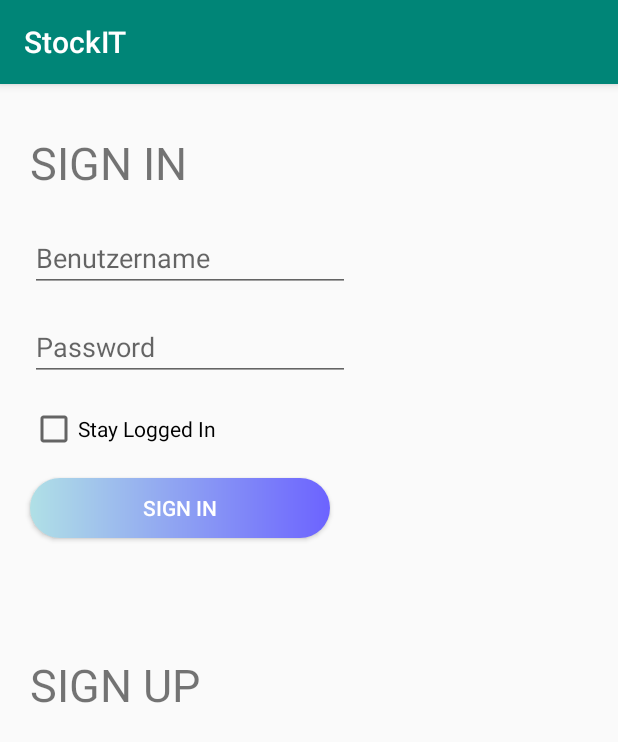
After one commit to Schu5ter/Projekt-App-Schule, an Android app: the SignUp screen opened directly, with no data from a screen before it, on a phone screen of 412 x 824 dp. The commit adds this screen. Shown: the top 742 px of the screen. Run offline under Robolectric (Android 15) with nearby library versions, the phone set to English and light mode, and no system bars.

Commit message:
Added intent on button Click and Activity change

```diff
--- a/app/src/main/AndroidManifest.xml
+++ b/app/src/main/AndroidManifest.xml
@@ -9,7 +9,8 @@
         android:roundIcon="@mipmap/ic_launcher_round"
         android:supportsRtl="true"
         android:theme="@style/AppTheme">
-        <activity android:name=".Act2"></activity>
+        <activity android:name=".SignUp"></activity>
+        <activity android:name=".Act2" />
         <activity android:name=".MainActivity">
             <intent-filter>
                 <action android:name="android.intent.action.MAIN" />
--- /dev/null
+++ b/app/src/main/java/com/example/stockit/Authentification.java
@@ -0,0 +1,5 @@
+package com.example.stockit;
+
+public class Authentification {
+
+}
--- a/app/src/main/java/com/example/stockit/MainActivity.java
+++ b/app/src/main/java/com/example/stockit/MainActivity.java
@@ -2,7 +2,9 @@ package com.example.stockit;
 
 import androidx.appcompat.app.AppCompatActivity;
 
+import android.content.Intent;
 import android.os.Bundle;
+import android.view.View;
 
 public class MainActivity extends AppCompatActivity {
 
@@ -11,4 +13,15 @@ public class MainActivity extends AppCompatActivity {
         super.onCreate(savedInstanceState);
         setContentView(R.layout.activity_main);
     }
+
+    public void toSignUp (View view ){
+        Intent intent = new Intent(this,SignUp.class);
+        startActivity(intent);
+
+    }
+
+
+
+
+
 }
--- /dev/null
+++ b/app/src/main/java/com/example/stockit/SignUp.java
@@ -0,0 +1,19 @@
+package com.example.stockit;
+
+import androidx.appcompat.app.AppCompatActivity;
+
+import android.content.Intent;
+import android.os.Bundle;
+
+public class SignUp extends AppCompatActivity {
+
+    @Override
+    protected void onCreate(Bundle savedInstanceState) {
+        super.onCreate(savedInstanceState);
+        setContentView(R.layout.activity_sign_up);
+
+        Intent intent = getIntent();
+
+    }
+
+}
--- a/app/src/main/res/drawable/costum_buttons.xml
+++ b/app/src/main/res/drawable/costum_buttons.xml
@@ -1,6 +1,6 @@
 <?xml version="1.0" encoding="utf-8"?>
 <shape xmlns:android="http://schemas.android.com/apk/res/android" android:shape="rectangle">
 
-    <gradient android:startColor="#b0e0e6" android:endColor="#55b4da"></gradient>
+    <gradient android:startColor="#b0e0e6" android:endColor="#6c63ff"></gradient>
     <corners android:radius="50dp"></corners>
 </shape>
--- /dev/null
+++ b/app/src/main/res/drawable/logo.xml
@@ -0,0 +1,4 @@
+<?xml version="1.0" encoding="utf-8"?>
+<selector xmlns:android="http://schemas.android.com/apk/res/android">
+
+</selector>
--- a/app/src/main/res/layout/activity_main.xml
+++ b/app/src/main/res/layout/activity_main.xml
@@ -24,53 +24,36 @@
         app:layout_constraintTop_toBottomOf="@+id/btn_signUp"
         app:layout_constraintVertical_bias="0.095" />
 
+
     <Button
         android:id="@+id/btn_signUp"
         android:layout_width="250dp"
         android:layout_height="60dp"
         android:layout_marginStart="24dp"
-        android:layout_marginTop="508dp"
+        android:layout_marginTop="448dp"
         android:layout_marginEnd="24dp"
         android:background="@drawable/costum_buttons"
         android:gravity="center"
+        android:onClick="toSignUp"
         android:text="@string/sign_up"
         android:textColor="#ffffff"
         app:layout_constraintEnd_toEndOf="parent"
-        app:layout_constraintHorizontal_bias="0.544"
+        app:layout_constraintHorizontal_bias="0.504"
         app:layout_constraintStart_toStartOf="parent"
         app:layout_constraintTop_toTopOf="parent" />
 
     <TextView
         android:id="@+id/tv-titelStart"
-        android:layout_width="wrap_content"
-        android:layout_height="wrap_content"
-        android:layout_marginStart="20dp"
-        android:layout_marginTop="180dp"
-        android:layout_marginEnd="20dp"
-        android:layout_marginBottom="261dp"
+        android:layout_width="250dp"
+        android:layout_height="60dp"
         android:gravity="center"
         android:text="@string/titel"
         android:textSize="50sp"
         app:layout_constraintBottom_toTopOf="@+id/btn_signUp"
         app:layout_constraintEnd_toEndOf="parent"
+        app:layout_constraintHorizontal_bias="0.496"
         app:layout_constraintStart_toStartOf="parent"
         app:layout_constraintTop_toTopOf="parent"
-        app:layout_constraintVertical_bias="1.0" />
-
-    <TextView
-        android:id="@+id/textView2"
-        android:layout_width="200dp"
-        android:layout_height="60dp"
-        android:layout_marginStart="20dp"
-        android:layout_marginEnd="20dp"
-        android:gravity="center"
-        android:text="@string/titel_unterschrift"
-        android:textSize="25sp"
-        app:layout_constraintBottom_toBottomOf="parent"
-        app:layout_constraintEnd_toEndOf="parent"
-        app:layout_constraintHorizontal_bias="0.497"
-        app:layout_constraintStart_toStartOf="parent"
-        app:layout_constraintTop_toTopOf="parent"
-        app:layout_constraintVertical_bias="0.448" />
+        app:layout_constraintVertical_bias="0.912" />
 
 </androidx.constraintlayout.widget.ConstraintLayout>
--- /dev/null
+++ b/app/src/main/res/layout/activity_sign_up.xml
@@ -0,0 +1,103 @@
+<?xml version="1.0" encoding="utf-8"?>
+<androidx.constraintlayout.widget.ConstraintLayout xmlns:android="http://schemas.android.com/apk/res/android"
+    xmlns:app="http://schemas.android.com/apk/res-auto"
+    xmlns:tools="http://schemas.android.com/tools"
+    android:layout_width="match_parent"
+    android:layout_height="match_parent"
+    tools:context=".SignUp">
+
+
+    <TextView
+        android:id="@+id/tv_signIn"
+        android:layout_width="250dp"
+        android:layout_height="50dp"
+        android:layout_marginStart="20dp"
+        android:layout_marginTop="32dp"
+        android:text="@string/sign_in"
+        android:textSize="30sp"
+        app:layout_constraintStart_toStartOf="parent"
+        app:layout_constraintTop_toTopOf="parent" />
+
+    <TextView
+        android:id="@+id/tv_signUp"
+        android:layout_width="250dp"
+        android:layout_height="50dp"
+        android:layout_marginStart="20dp"
+        android:layout_marginTop="340dp"
+        android:text="@string/sign_up"
+        android:textSize="30sp"
+        app:layout_constraintBottom_toBottomOf="parent"
+        app:layout_constraintEnd_toEndOf="parent"
+        app:layout_constraintHorizontal_bias="0.0"
+        app:layout_constraintStart_toStartOf="parent"
+        app:layout_constraintTop_toTopOf="parent"
+        app:layout_constraintVertical_bias="0.105" />
+
+    <EditText
+        android:id="@+id/et_usernameSignIn"
+        android:layout_width="wrap_content"
+        android:layout_height="wrap_content"
+        android:layout_marginStart="20dp"
+        android:layout_marginTop="650dp"
+        android:ems="10"
+        android:hint="@string/userName"
+        android:inputType="textPersonName"
+        app:layout_constraintBottom_toTopOf="@+id/et_password"
+        app:layout_constraintStart_toStartOf="parent"
+        app:layout_constraintTop_toBottomOf="@+id/tv_signIn"
+        app:layout_constraintVertical_bias="0.47" />
+
+    <EditText
+        android:id="@+id/et_usernameSignUp"
+        android:layout_width="wrap_content"
+        android:layout_height="wrap_content"
+        android:layout_marginStart="20dp"
+        android:ems="10"
+        android:hint="@string/userName"
+        android:inputType="textPersonName"
+        app:layout_constraintBottom_toTopOf="@+id/et_password"
+        app:layout_constraintStart_toStartOf="parent"
+        app:layout_constraintTop_toBottomOf="@+id/tv_signIn"
+        app:layout_constraintVertical_bias="0.458" />
+
+
+
+    <EditText
+        android:id="@+id/et_password"
+        android:layout_width="wrap_content"
+        android:layout_height="wrap_content"
+        android:layout_marginStart="20dp"
+        android:ems="10"
+        android:hint="@string/password"
+        android:inputType="textPassword"
+        app:layout_constraintBottom_toTopOf="@+id/tv_signUp"
+        app:layout_constraintStart_toStartOf="parent"
+        app:layout_constraintTop_toBottomOf="@+id/tv_signIn"
+        app:layout_constraintVertical_bias="0.281" />
+
+    <CheckBox
+        android:id="@+id/cB_stayLoggedIn"
+        android:layout_width="wrap_content"
+        android:layout_height="wrap_content"
+        android:layout_marginStart="20dp"
+        android:text="@string/stayLoggedIn"
+        app:layout_constraintBottom_toTopOf="@+id/tv_signUp"
+        app:layout_constraintStart_toStartOf="parent"
+        app:layout_constraintTop_toBottomOf="@+id/et_password"
+        app:layout_constraintVertical_bias="0.108" />
+
+    <Button
+        android:id="@+id/btn_"
+        android:layout_width="200dp"
+        android:layout_height="40dp"
+        android:layout_marginStart="20dp"
+        android:background="@drawable/costum_buttons"
+        android:text="@string/sign_in"
+        android:textColor="#ffffff"
+        app:layout_constraintBottom_toTopOf="@+id/tv_signUp"
+        app:layout_constraintEnd_toEndOf="parent"
+        app:layout_constraintHorizontal_bias="0.0"
+        app:layout_constraintStart_toStartOf="parent"
+        app:layout_constraintTop_toBottomOf="@+id/cB_stayLoggedIn"
+        app:layout_constraintVertical_bias="0.175" />
+</androidx.constraintlayout.widget.ConstraintLayout>
--- a/app/src/main/res/values/colors.xml
+++ b/app/src/main/res/values/colors.xml
@@ -2,5 +2,6 @@
 <resources>
     <color name="colorPrimary">#008577</color>
     <color name="colorPrimaryDark">#00574B</color>
-    <color name="colorAccent">#D81B60</color>
+    <color name="endColor">#55b4da</color>
+    <color name="startColor"></color>
 </resources>
--- a/app/src/main/res/values/strings.xml
+++ b/app/src/main/res/values/strings.xml
@@ -1,7 +1,12 @@
 <resources>
-    <string name="app_name">StockIT</string>
     <string name="titel">StockIT</string>
     <string name="titel_unterschrift">Stock Up</string>
     <string name="sign_in">SIGN IN</string>
     <string name="sign_up">SIGN UP</string>
+    <string name="password">Password</string>
+    <string name="passwordbestätigen">Password bestätigen</string>
+    <string name="userName">Benutzername</string>
+    <string name="stayLoggedIn">Stay Logged In</string>
+    <string name="app_name">StockIT</string>
+
 </resources>
--- a/app/src/main/res/values/styles.xml
+++ b/app/src/main/res/values/styles.xml
@@ -5,7 +5,7 @@
         <!-- Customize your theme here. -->
         <item name="colorPrimary">@color/colorPrimary</item>
         <item name="colorPrimaryDark">@color/colorPrimaryDark</item>
-        <item name="colorAccent">@color/colorAccent</item>
+
     </style>
 
 </resources>
```
